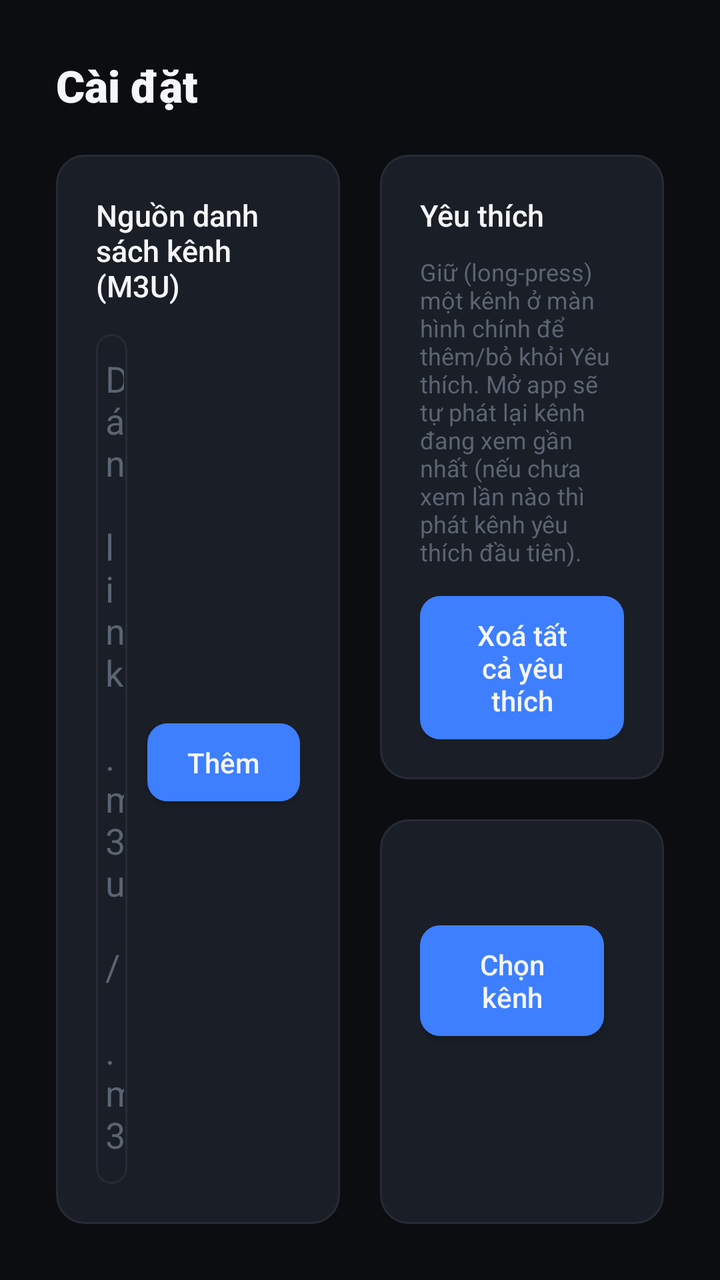
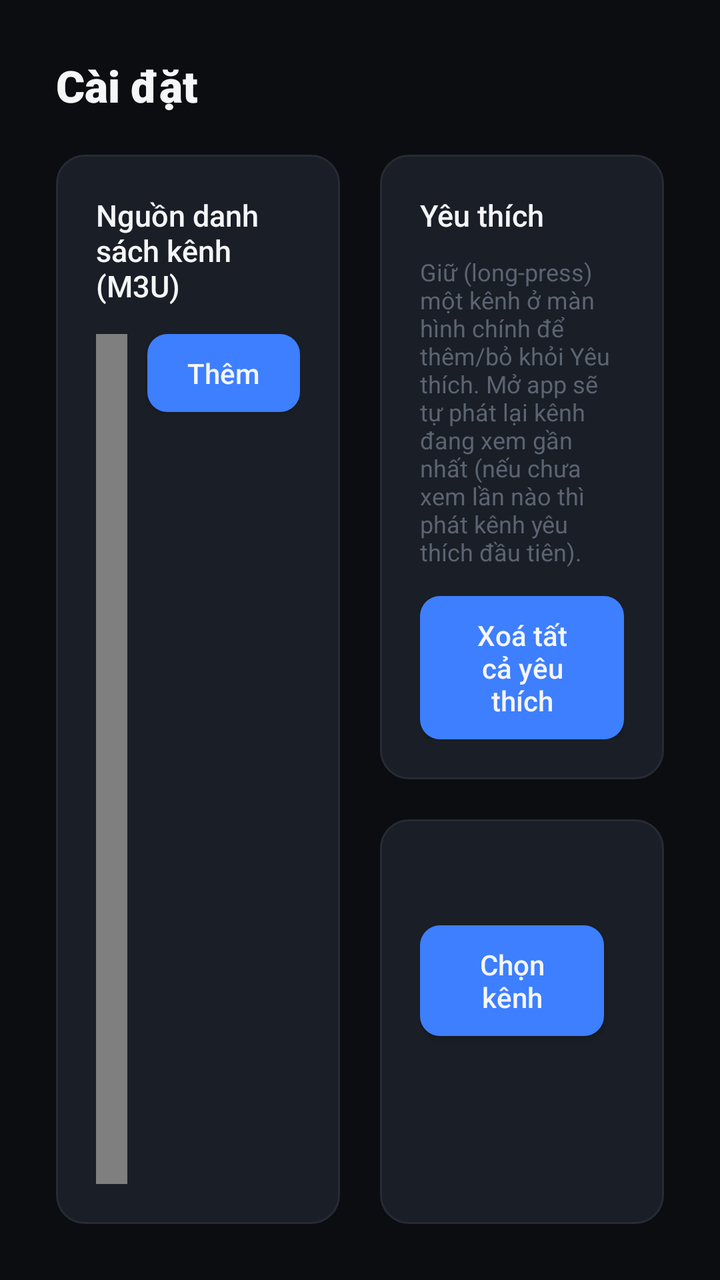

Two renders of the same Android screen: before a commit and after it. Below are the layout's source before the change and the commit's diff.
<!-- AndroidManifest.xml: application theme Theme.VnTv -->
<!-- res/layout/activity_settings.xml -->
<?xml version="1.0" encoding="utf-8"?>
<LinearLayout xmlns:android="http://schemas.android.com/apk/res/android"
    android:layout_width="match_parent"
    android:layout_height="match_parent"
    android:orientation="vertical"
    android:background="@color/bg_base"
    android:padding="28dp">

    <TextView
        android:layout_width="match_parent"
        android:layout_height="wrap_content"
        android:text="@string/settings_screen_title"
        android:textColor="@color/text_primary"
        android:fontFamily="sans-serif-black"
        android:textSize="22sp"
        android:paddingBottom="20dp" />

    <LinearLayout
        android:layout_width="match_parent"
        android:layout_height="0dp"
        android:layout_weight="1"
        android:orientation="horizontal">

        <LinearLayout
            android:layout_width="0dp"
            android:layout_height="match_parent"
            android:layout_weight="1"
            android:layout_marginEnd="20dp"
            android:orientation="vertical"
            android:background="@drawable/card_background"
            android:padding="20dp">

            <TextView
                android:layout_width="match_parent"
                android:layout_height="wrap_content"
                android:text="@string/settings_title"
                android:textColor="@color/text_primary"
                android:fontFamily="sans-serif-medium"
                android:textSize="15sp"
                android:paddingBottom="14dp" />

            <LinearLayout
                android:layout_width="match_parent"
                android:layout_height="wrap_content"
                android:orientation="horizontal">

                <EditText
                    android:id="@+id/url_input"
                    android:layout_width="0dp"
                    android:layout_weight="1"
                    android:layout_height="wrap_content"
                    android:layout_marginEnd="10dp"
                    style="@style/Widget.VnTv.EditText"
                    android:hint="@string/url_hint" />

                <Button
                    android:id="@+id/add_button"
                    android:layout_width="wrap_content"
                    android:layout_height="wrap_content"
                    style="@style/Widget.VnTv.Button"
                    android:text="@string/add" />
            </LinearLayout>

            <TextView
                android:layout_width="match_parent"
                android:layout_height="wrap_content"
                android:text="@string/remove_hint"
                android:textColor="@color/text_tertiary"
                android:textSize="12sp"
                android:paddingTop="12dp"
                android:paddingBottom="8dp" />

            <ListView
                android:id="@+id/url_list"
                android:layout_width="match_parent"
                android:layout_height="0dp"
                android:layout_weight="1"
                android:divider="@null"
                android:dividerHeight="4dp" />
        </LinearLayout>

        <LinearLayout
            android:layout_width="0dp"
            android:layout_height="match_parent"
            android:layout_weight="1"
            android:orientation="vertical">

            <LinearLayout
                android:layout_width="match_parent"
                android:layout_height="wrap_content"
                android:orientation="vertical"
                android:background="@drawable/card_background"
                android:padding="20dp">

                <TextView
                    android:layout_width="match_parent"
                    android:layout_height="wrap_content"
                    android:text="@string/favorites_section_title"
                    android:textColor="@color/text_primary"
                    android:fontFamily="sans-serif-medium"
                    android:textSize="15sp"
                    android:paddingBottom="10dp" />

                <TextView
                    android:layout_width="match_parent"
                    android:layout_height="wrap_content"
                    android:text="@string/default_channel_hint"
                    android:textColor="@color/text_tertiary"
                    android:textSize="12sp"
                    android:paddingBottom="14dp" />

                <LinearLayout
                    android:layout_width="match_parent"
                    android:layout_height="wrap_content"
                    android:orientation="horizontal"
                    android:gravity="center_vertical">

                    <TextView
                        android:id="@+id/default_channel_value"
                        android:layout_width="0dp"
                        android:layout_weight="1"
                        android:layout_height="wrap_content"
                        android:textColor="@color/text_secondary"
                        android:textSize="14sp" />

                    <Button
                        android:id="@+id/clear_default_button"
                        android:layout_width="wrap_content"
                        android:layout_height="wrap_content"
                        style="@style/Widget.VnTv.Button"
                        android:text="@string/clear_favorites" />
                </LinearLayout>
            </LinearLayout>

            <LinearLayout
                android:layout_width="match_parent"
                android:layout_height="wrap_content"
                android:layout_marginTop="20dp"
                android:orientation="vertical"
                android:background="@drawable/card_background"
                android:padding="20dp">

                <TextView
                    android:id="@+id/hotkey_value"
                    android:layout_width="match_parent"
                    android:layout_height="wrap_content"
                    android:paddingBottom="14dp"
                    android:textColor="@color/text_secondary"
                    android:textSize="14sp" />

                <LinearLayout
                    android:layout_width="wrap_content"
                    android:layout_height="wrap_content"
                    android:layout_gravity="end"
                    android:orientation="horizontal">

                    <Button
                        android:id="@+id/hotkey_button"
                        android:layout_width="wrap_content"
                        android:layout_height="wrap_content"
                        android:layout_marginEnd="10dp"
                        style="@style/Widget.VnTv.Button"
                        android:text="@string/hotkey_choose" />

                    <Button
                        android:id="@+id/system_settings_button"
                        android:layout_width="wrap_content"
                        android:layout_height="wrap_content"
                        style="@style/Widget.VnTv.Button"
                        android:text="@string/system_settings" />
                </LinearLayout>
            </LinearLayout>

            <LinearLayout
                android:layout_width="match_parent"
                android:layout_height="wrap_content"
                android:layout_marginTop="20dp"
                android:orientation="vertical"
                android:background="@drawable/card_background"
                android:padding="20dp">

                <TextView
                    android:id="@+id/home_value"
                    android:layout_width="match_parent"
                    android:layout_height="wrap_content"
                    android:paddingBottom="14dp"
                    android:textColor="@color/text_secondary"
                    android:textSize="14sp" />

                <Button
                    android:id="@+id/home_button"
                    android:layout_width="wrap_content"
                    android:layout_height="wrap_content"
                    android:layout_gravity="end"
                    style="@style/Widget.VnTv.Button" />
            </LinearLayout>
        </LinearLayout>
    </LinearLayout>
</LinearLayout>
<!-- resources referenced by this layout -->
<resources>
  <color name="bg_base">#0B0D11</color>
  <color name="text_primary">#F5F6F8</color>
  <color name="text_secondary">#99A2B3</color>
  <color name="text_tertiary">#5B6472</color>
  <!-- drawable card_background (drawable) -->
  <?xml version="1.0" encoding="utf-8"?>
  <shape xmlns:android="http://schemas.android.com/apk/res/android" android:shape="rectangle">
      <solid android:color="@color/surface_card" />
      <corners android:radius="14dp" />
      <stroke android:width="1dp" android:color="@color/border_subtle" />
  </shape>
  <string name="add">Thêm</string>
  <string name="clear_favorites">Xoá tất cả yêu thích</string>
  <string name="default_channel_hint">Giữ (long-press) một kênh ở màn hình chính để thêm/bỏ khỏi Yêu thích. Mở app sẽ tự phát lại kênh đang xem gần nhất (nếu chưa xem lần nào thì phát kênh yêu thích đầu tiên).</string>
  <string name="favorites_section_title">Yêu thích</string>
  <string name="hotkey_choose">Chọn kênh</string>
  <string name="remove_hint">Giữ (long-press) một link để xoá</string>
  <string name="settings_screen_title">Cài đặt</string>
  <string name="settings_title">Nguồn danh sách kênh (M3U)</string>
  <string name="system_settings">Cài đặt hệ thống</string>
  <string name="url_hint">Dán link .m3u / .m3u8</string>
  <style name="Widget.VnTv.Button" parent="Widget.AppCompat.Button">
          <item name="android:background">@drawable/button_background</item>
          <item name="android:textColor">@color/text_primary</item>
          <item name="android:textAllCaps">false</item>
          <item name="android:fontFamily">sans-serif-medium</item>
          <item name="android:paddingLeft">20dp</item>
          <item name="android:paddingRight">20dp</item>
          <item name="android:paddingTop">10dp</item>
          <item name="android:paddingBottom">10dp</item>
          <item name="android:minWidth">0dp</item>
          <item name="android:minHeight">0dp</item>
      </style>
  <style name="Widget.VnTv.EditText" parent="Widget.AppCompat.EditText">
          <item name="android:background">@drawable/edittext_background</item>
          <item name="android:textColor">@color/text_primary</item>
          <item name="android:textColorHint">@color/text_tertiary</item>
          <item name="android:paddingLeft">14dp</item>
          <item name="android:paddingRight">14dp</item>
          <item name="android:paddingTop">10dp</item>
          <item name="android:paddingBottom">10dp</item>
      </style>
  <style name="Theme.VnTv" parent="Theme.AppCompat.NoActionBar">
          <item name="android:windowBackground">@color/bg_base</item>
          <item name="colorAccent">@color/accent</item>
          <item name="colorControlNormal">@color/text_secondary</item>
          <item name="colorControlActivated">@color/accent</item>
          <item name="colorControlHighlight">@color/accent_soft</item>
          <item name="android:textColorPrimary">@color/text_primary</item>
          <item name="android:textColorSecondary">@color/text_secondary</item>
      </style>
  <color name="surface_card">#1A1E26</color>
  <color name="border_subtle">#262B35</color>
  <color name="accent">#3D7FFF</color>
  <color name="accent_soft">#1C2B47</color>
  <color name="accent_light">#6AA0FF</color>
  <color name="accent_dark">#2D63D6</color>
  <color name="surface_card_focused">#232935</color>
  <!-- unchanged entries left out for length: 2 -->
</resources>

<!-- the commit's change to res/layout/activity_settings.xml (unified diff, before → after) -->
@@ -44,13 +44,15 @@
                 android:layout_height="wrap_content"
                 android:orientation="horizontal">
 
-                <EditText
+                <com.example.vntv.TvEditText
                     android:id="@+id/url_input"
                     android:layout_width="0dp"
                     android:layout_weight="1"
                     android:layout_height="wrap_content"
                     android:layout_marginEnd="10dp"
                     style="@style/Widget.VnTv.EditText"
+                    android:inputType="textUri"
+                    android:imeOptions="actionDone"
                     android:hint="@string/url_hint" />
 
                 <Button
